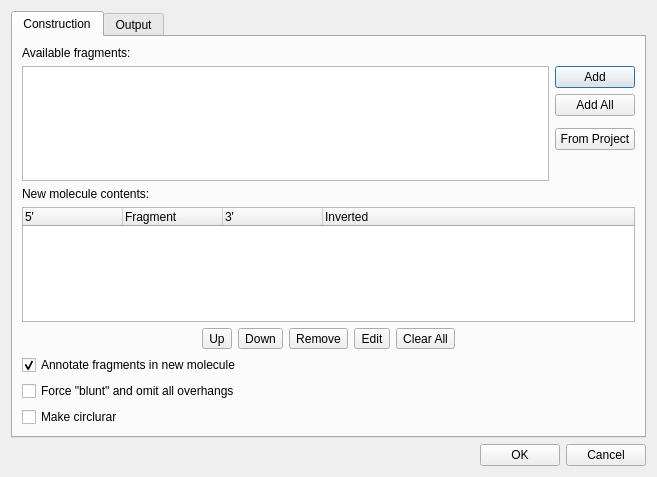
This is src/plugins/enzymes/src/ui/ConstructMoleculeDialog.ui in violethaze74/ugene as Qt 5 draws it before an edit. The edited form follows.
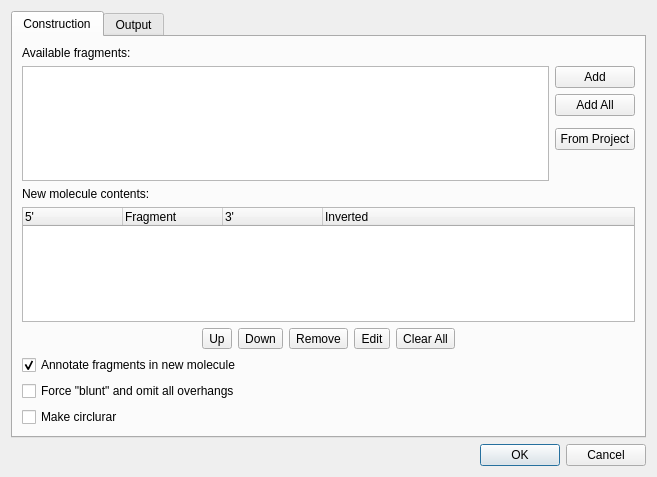
This is the edited form.

Commit message: Help system for all dialogs, UI improvements for all dialogs.

The edit to the form file:
```diff
--- a/src/plugins/enzymes/src/ui/ConstructMoleculeDialog.ui
+++ b/src/plugins/enzymes/src/ui/ConstructMoleculeDialog.ui
@@ -319,35 +319,11 @@
     </widget>
    </item>
    <item>
-    <layout class="QHBoxLayout" name="horizontalLayout_3">
-     <item>
-      <spacer name="horizontalSpacer_3">
-       <property name="orientation">
-        <enum>Qt::Horizontal</enum>
-       </property>
-       <property name="sizeHint" stdset="0">
-        <size>
-         <width>40</width>
-         <height>20</height>
-        </size>
-       </property>
-      </spacer>
-     </item>
-     <item>
-      <widget class="QPushButton" name="okButton">
-       <property name="text">
-        <string>OK</string>
-       </property>
-      </widget>
-     </item>
-     <item>
-      <widget class="QPushButton" name="cancelButton">
-       <property name="text">
-        <string>Cancel</string>
-       </property>
-      </widget>
-     </item>
-    </layout>
+    <widget class="QDialogButtonBox" name="buttonBox">
+     <property name="standardButtons">
+      <set>QDialogButtonBox::Cancel|QDialogButtonBox::Ok</set>
+     </property>
+    </widget>
    </item>
   </layout>
  </widget>
```
Left out of the diff: 24 changed lines with no effect on the pictures. The commit also changes 309 other files.
